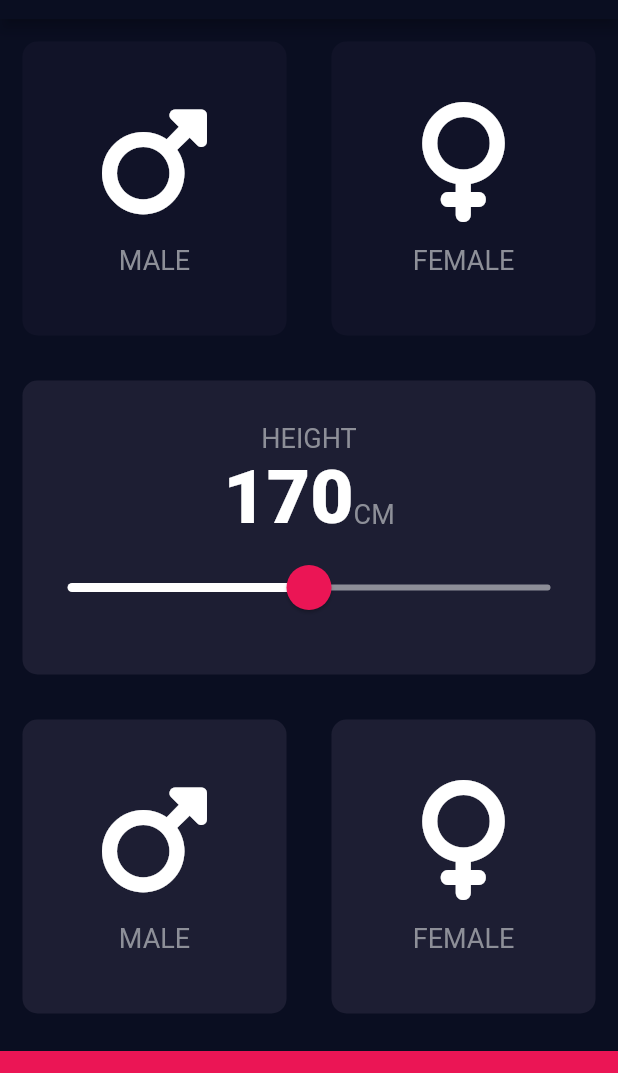
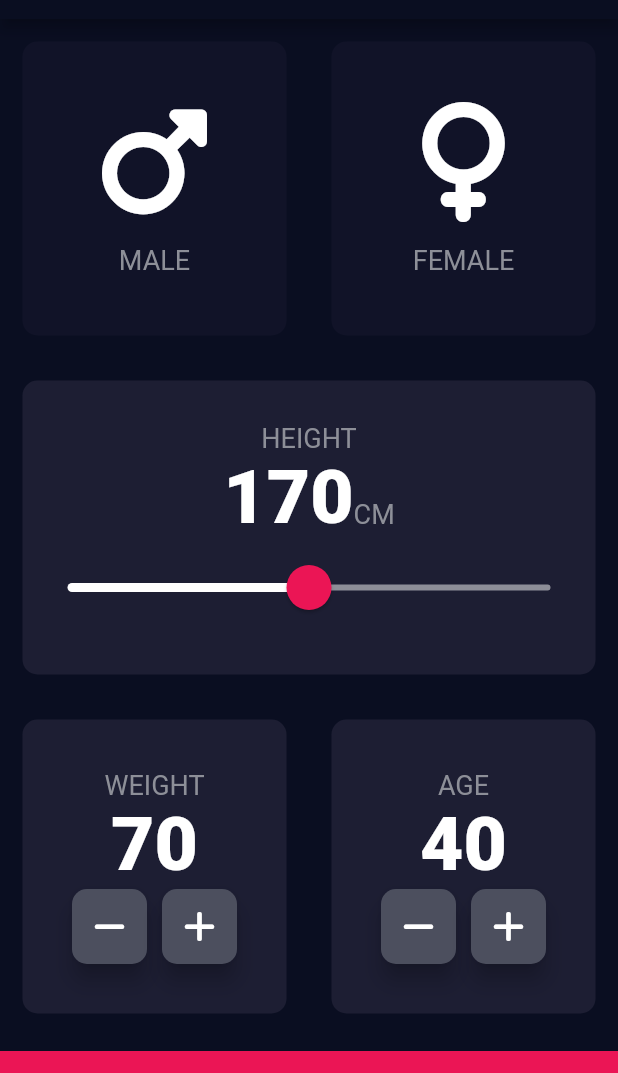
Before and after one commit to jepisti/bmi_calculator, a Flutter app: the screen it shows after launch, on a phone screen of 412 x 824 dp, the part 65-1138 px from its top. Run offline on Flutter 3.47's test engine with Material 3 defaults, Android fonts, the phone set to English and light mode, and no system bars; our stand-ins replace font_awesome_flutter.

Commit message:
bottom buttons (weight and age)

```diff
--- a/lib/input_page.dart
+++ b/lib/input_page.dart
@@ -18,6 +18,9 @@ class _InputPageState extends State<InputPage> {
 //terner operator
 
   int height = 170;
+  int weight = 70;
+  int age = 40;
+
   @override
   Widget build(BuildContext context) {
     return Scaffold(
@@ -115,24 +118,90 @@ class _InputPageState extends State<InputPage> {
               ),
             ),
           ),
-          const Expanded(
+          Expanded(
               child: Row(
             children: [
               Expanded(
                 child: ReusableCard(
                   colour: kCardColorCode,
-                  cardChild: CardContent(
-                    icon: FontAwesomeIcons.mars,
-                    label: 'MALE',
+                  cardChild: Column(
+                    mainAxisAlignment: MainAxisAlignment.center,
+                    children: [
+                      const Text(
+                        'WEIGHT',
+                        style: kLabelTextStyle,
+                      ),
+                      Text(
+                        weight.toString(),
+                        style: kNumberTextStyle,
+                      ),
+                      Row(
+                        mainAxisAlignment: MainAxisAlignment.center,
+                        children: [
+                          RoundIconButton(
+                            icon: FontAwesomeIcons.minus,
+                            onPressed: () {
+                              setState(() {
+                                weight--;
+                              });
+                            },
+                          ),
+                          const SizedBox(
+                            width: 10.0,
+                          ),
+                          RoundIconButton(
+                            icon: FontAwesomeIcons.plus,
+                            onPressed: () {
+                              setState(() {
+                                weight++;
+                              });
+                            },
+                          ),
+                        ],
+                      )
+                    ],
                   ),
                 ),
               ),
               Expanded(
                 child: ReusableCard(
                   colour: kCardColorCode,
-                  cardChild: CardContent(
-                    icon: FontAwesomeIcons.venus,
-                    label: 'FEMALE',
+                  cardChild: Column(
+                    mainAxisAlignment: MainAxisAlignment.center,
+                    children: [
+                      const Text(
+                        'AGE',
+                        style: kLabelTextStyle,
+                      ),
+                      Text(
+                        age.toString(),
+                        style: kNumberTextStyle,
+                      ),
+                      Row(
+                        mainAxisAlignment: MainAxisAlignment.center,
+                        children: [
+                          RoundIconButton(
+                            icon: FontAwesomeIcons.minus,
+                            onPressed: () {
+                              setState(() {
+                                age--;
+                              });
+                            },
+                          ),
+                          const SizedBox(
+                            width: 10.0,
+                          ),
+                          RoundIconButton(
+                            icon: FontAwesomeIcons.plus,
+                            onPressed: () {
+                              setState(() {
+                                age++;
+                              });
+                            },
+                          ),
+                        ],
+                      )
+                    ],
                   ),
                 ),
               ),
@@ -149,3 +218,32 @@ class _InputPageState extends State<InputPage> {
     );
   }
 }
+
+class RoundIconButton extends StatelessWidget {
+  const RoundIconButton(
+      {super.key, required this.icon, required this.onPressed});
+
+  final IconData icon;
+  final VoidCallback onPressed;
+
+  @override
+  Widget build(BuildContext context) {
+    return RawMaterialButton(
+      constraints: const BoxConstraints.tightFor(
+        width: 50.0,
+        height: 50.0,
+      ),
+      elevation: 6.0,
+      //shape: const CircleBorder(),
+      shape: RoundedRectangleBorder(
+        borderRadius: BorderRadius.circular(10.0),
+      ),
+      fillColor: const Color(0xFF4C4F5E),
+      onPressed: onPressed,
+      child: Icon(
+        icon,
+        color: Colors.white,
+      ),
+    );
+  }
+}
```
